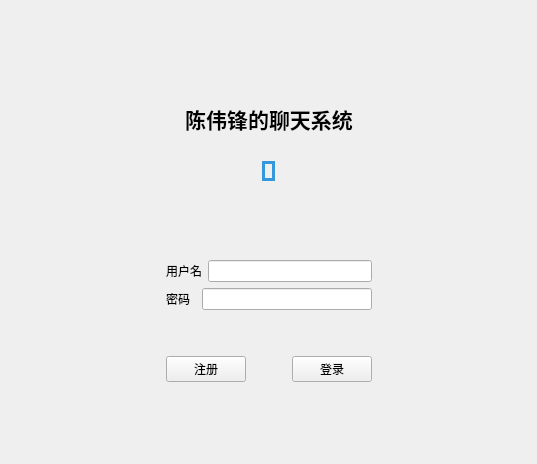
Before: the Qt Designer form QQ/Client/Login.ui in chenweifff/final, drawn with Qt 5.
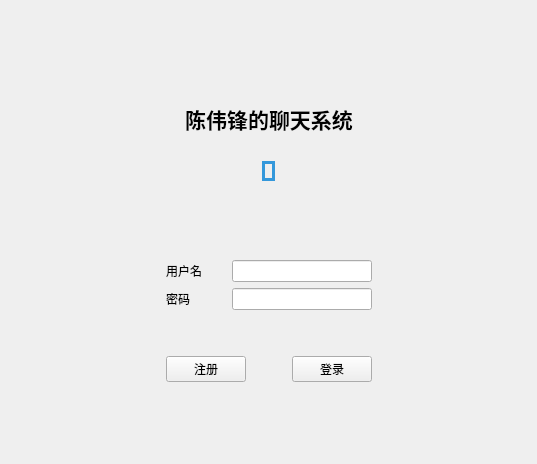
After: the same form once the commit is applied. Icons and pictures are not drawn.

What changed in the file:
```diff
--- a/QQ/Client/Login.ui
+++ b/QQ/Client/Login.ui
@@ -215,7 +215,14 @@
              </widget>
             </item>
             <item>
-             <widget class="QLineEdit" name="UsernameEdit"/>
+             <widget class="QLineEdit" name="UsernameEdit">
+              <property name="maximumSize">
+               <size>
+                <width>140</width>
+                <height>16777215</height>
+               </size>
+              </property>
+             </widget>
             </item>
            </layout>
           </item>
@@ -235,7 +242,20 @@
              </widget>
             </item>
             <item>
-             <widget class="QLineEdit" name="PasswordEdit"/>
+             <widget class="QLineEdit" name="PasswordEdit">
+              <property name="minimumSize">
+               <size>
+                <width>0</width>
+                <height>0</height>
+               </size>
+              </property>
+              <property name="maximumSize">
+               <size>
+                <width>140</width>
+                <height>16777215</height>
+               </size>
+              </property>
+             </widget>
             </item>
            </layout>
           </item>
```
